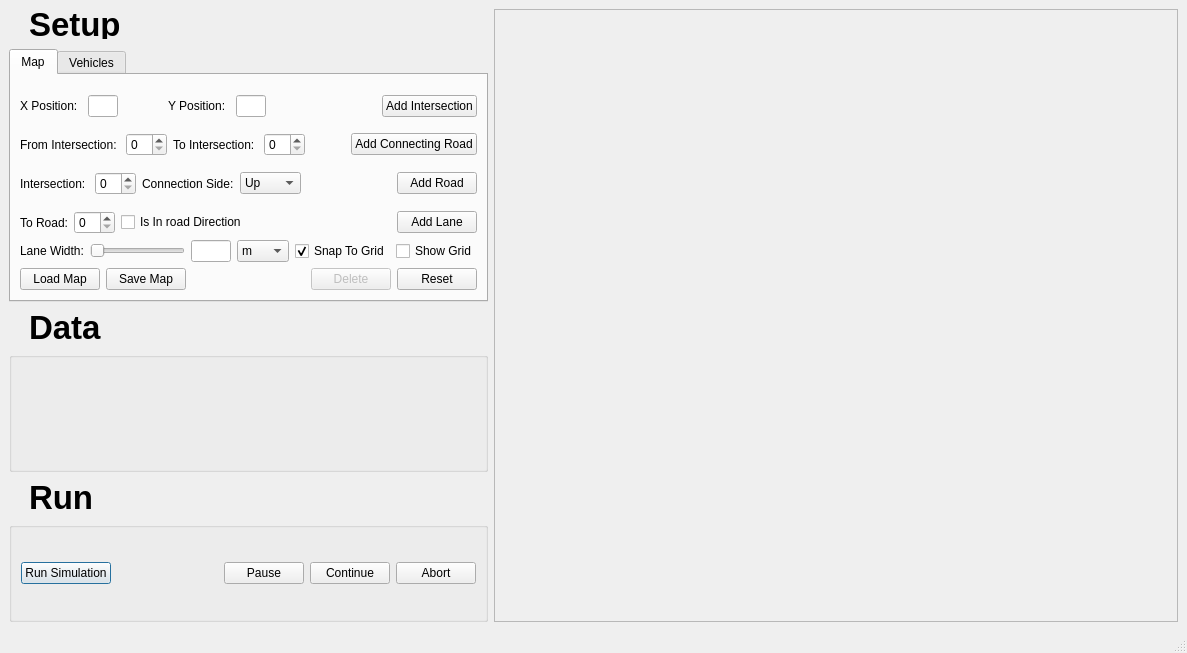
First picture: the form in src/UI/mainwindow.ui, repository samuelarbibe/ai-tms, before the edit.
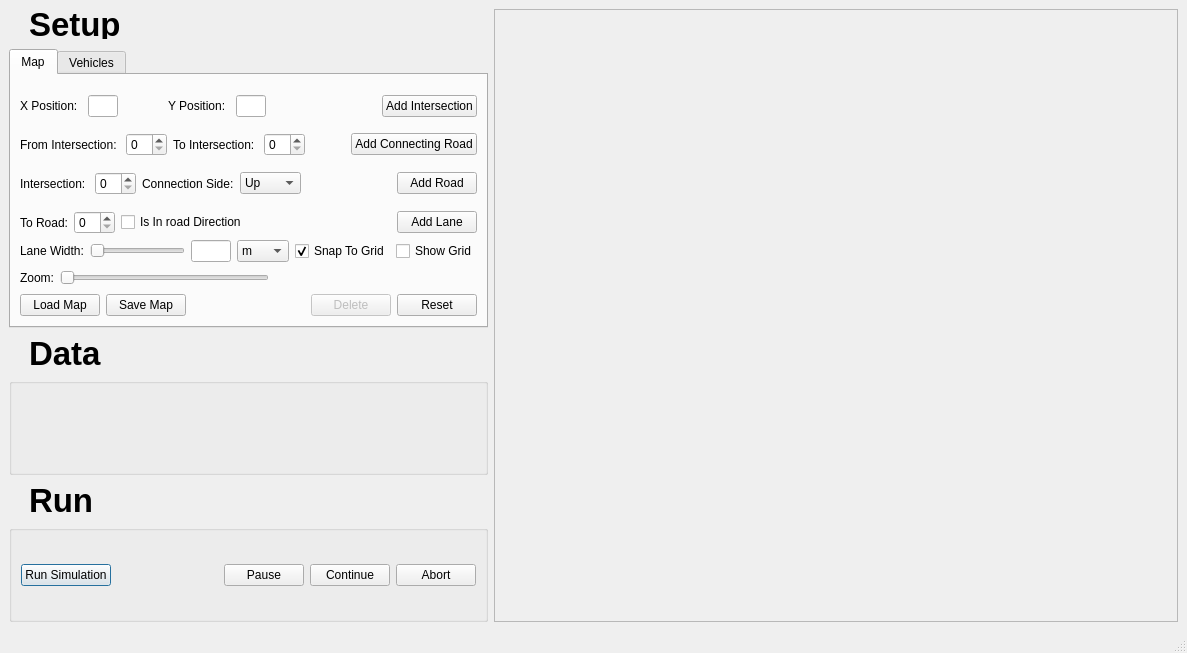
Second picture: the form after the edit.

What changed in the file:
```diff
--- a/src/UI/mainwindow.ui
+++ b/src/UI/mainwindow.ui
@@ -444,6 +444,46 @@
                 </item>
                </layout>
               </item>
+              <item>
+               <layout class="QHBoxLayout" name="horizontalLayout_16">
+                <item>
+                 <widget class="QLabel" name="ZoomLabel">
+                  <property name="text">
+                   <string>Zoom:</string>
+                  </property>
+                 </widget>
+                </item>
+                <item>
+                 <widget class="QSlider" name="ZoomSlider">
+                  <property name="singleStep">
+                   <number>10</number>
+                  </property>
+                  <property name="orientation">
+                   <enum>Qt::Horizontal</enum>
+                  </property>
+                  <property name="invertedAppearance">
+                   <bool>false</bool>
+                  </property>
+                  <property name="invertedControls">
+                   <bool>false</bool>
+                  </property>
+                 </widget>
+                </item>
+                <item>
+                 <spacer name="horizontalSpacer_9">
+                  <property name="orientation">
+                   <enum>Qt::Horizontal</enum>
+                  </property>
+                  <property name="sizeHint" stdset="0">
+                   <size>
+                    <width>40</width>
+                    <height>20</height>
+                   </size>
+                  </property>
+                 </spacer>
+                </item>
+               </layout>
+              </item>
               <item>
                <layout class="QHBoxLayout" name="horizontalLayout_10">
                 <item>
```
